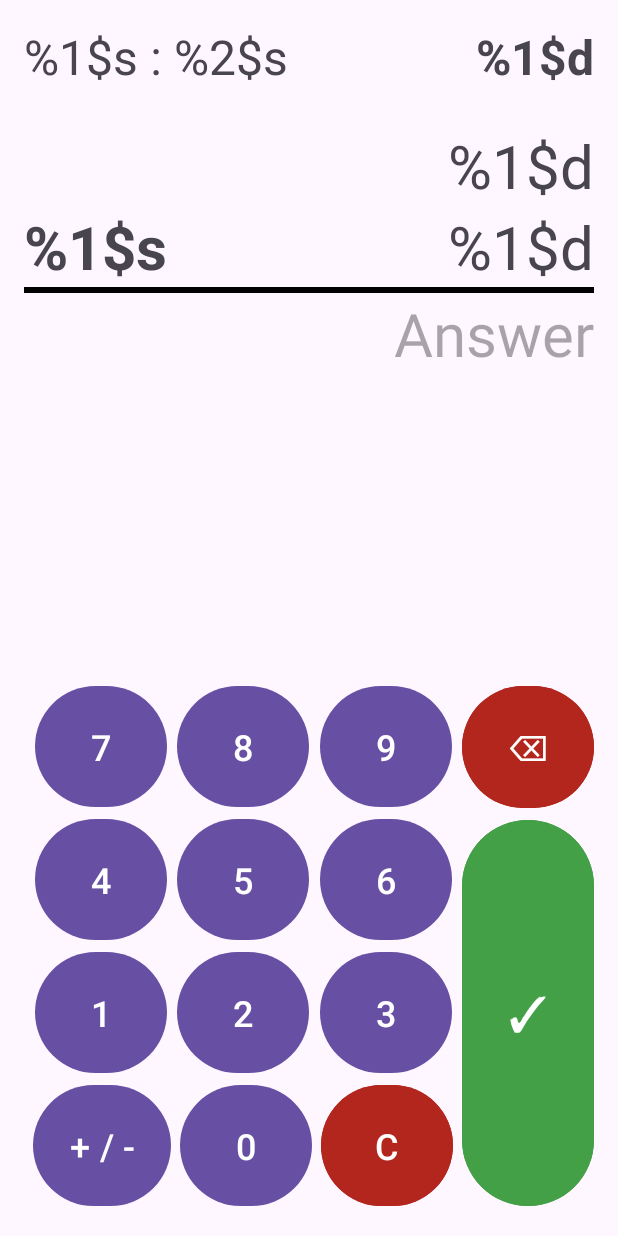
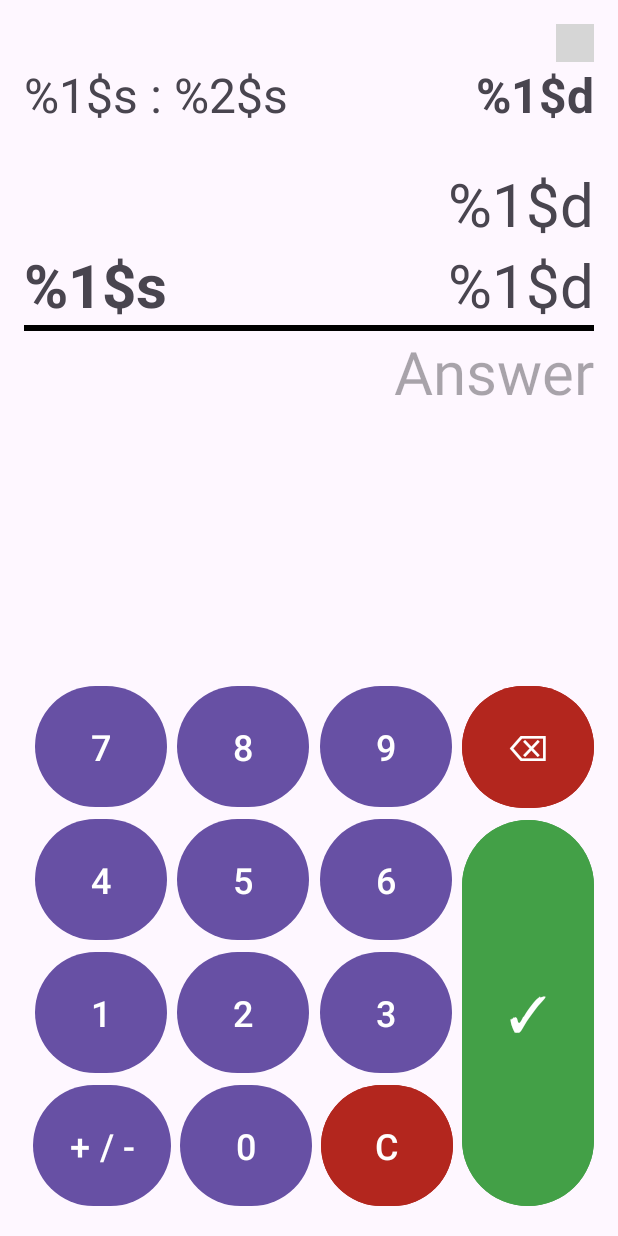
Before and after one commit to emjheypb/Math-Drills, an Android app: the DrillStartActivity screen opened directly, with no data from a screen before it, on a phone screen of 412 x 824 dp. Run offline under Robolectric (Android 15) with nearby library versions, the phone set to English and light mode, and no system bars; 1 statement that could not run was skipped; grey boxes are pictures that could not be loaded.

Commit message:
game screen home button

```diff
--- a/app/src/main/res/layout/activity_drill_start.xml
+++ b/app/src/main/res/layout/activity_drill_start.xml
@@ -8,10 +8,26 @@
     tools:context=".DrillStartActivity">
 
     <LinearLayout
+        android:id="@+id/ll_Menu"
+        android:layout_width="match_parent"
+        android:layout_height="wrap_content"
+        app:layout_constraintTop_toTopOf="parent"
+        android:gravity="end">
+        <ImageButton
+            android:id="@+id/btn_Menu_Home"
+            android:layout_width="25dp"
+            android:layout_height="25dp"
+            android:background="@null"
+            android:contentDescription="@string/home_button"
+            android:src="@drawable/round_home_24"
+            app:tint="@color/design_default_color_primary" />
+    </LinearLayout>
+
+    <LinearLayout
         android:id="@+id/ll_header"
         android:layout_width="match_parent"
         android:layout_height="wrap_content"
-        app:layout_constraintTop_toTopOf="parent">
+        app:layout_constraintTop_toBottomOf="@id/ll_Menu">
 
         <TextView
             android:id="@+id/tv_Timer"
@@ -260,17 +276,23 @@
             app:layout_constraintTop_toBottomOf="@id/btn_Backspace" />
     </androidx.constraintlayout.widget.ConstraintLayout>
 
-    <ImageButton
-        android:id="@+id/btn_Home"
-        android:layout_width="wrap_content"
+    <LinearLayout
+        android:id="@+id/ll_Game_Over_Menu"
+        android:layout_width="match_parent"
         android:layout_height="wrap_content"
-        android:background="@null"
-        android:contentDescription="@string/home_button"
-        android:src="@drawable/round_home_24"
-        android:visibility="gone"
         app:layout_constraintBottom_toBottomOf="parent"
         app:layout_constraintEnd_toEndOf="parent"
         app:layout_constraintStart_toStartOf="parent"
-        app:tint="@color/design_default_color_primary" />
+        android:visibility="gone"
+        android:gravity="center">
+        <ImageButton
+            android:id="@+id/btn_Home"
+            android:layout_width="wrap_content"
+            android:layout_height="wrap_content"
+            android:background="@null"
+            android:contentDescription="@string/home_button"
+            android:src="@drawable/round_home_48"
+            app:tint="@color/design_default_color_primary" />
+    </LinearLayout>
 
 </androidx.constraintlayout.widget.ConstraintLayout>
```
Also changed, not shown: app/src/main/java/com/ubasangg/mathdrills/DrillStartActivity.kt (+20 -3 lines), app/src/main/res/drawable/round_home_48.xml (renamed from app/src/main/res/drawable/round_home_24.xml).
